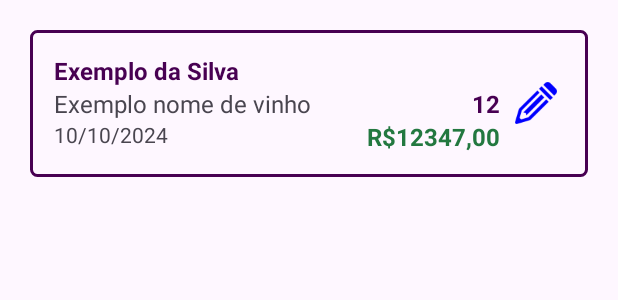
After one commit to JPKyzzor/TrabalhoVinho, an Android app: the layout activity_item_lista_compra.xml on its own in the app's theme, with its tools: preview values and no code run, on a phone screen of 412 x 824 dp. The commit adds this screen. Shown: the top 300 px of the screen. Run offline under Robolectric (Android 15) with nearby library versions, the light colour scheme and no system bars.

Commit message:
Cria adapters e xml para os itens da lista

```diff
--- /dev/null
+++ b/app/src/main/res/layout/activity_item_lista_compra.xml
@@ -0,0 +1,92 @@
+<?xml version="1.0" encoding="utf-8"?>
+<LinearLayout xmlns:android="http://schemas.android.com/apk/res/android"
+    android:layout_width="match_parent"
+    android:layout_height="wrap_content"
+    android:layout_margin="20dp"
+    android:background="@drawable/botoesdomenu_background"
+    android:orientation="vertical"
+    android:padding="16dp"
+    android:weightSum="10">
+
+    <LinearLayout
+        android:layout_width="match_parent"
+        android:layout_height="wrap_content"
+        android:orientation="horizontal"
+        android:weightSum="10">
+        <LinearLayout
+            android:layout_width="match_parent"
+            android:layout_height="wrap_content"
+            android:layout_weight="9"
+            android:orientation="vertical">
+            <TextView
+                android:id="@+id/nomeCliente"
+                android:layout_width="match_parent"
+                android:layout_height="0dp"
+                android:layout_weight="1"
+                android:text="@string/placeholderNomeCliente"
+                android:textColor="@color/novoroxo"
+                android:textSize="16sp"
+                android:textStyle="bold" />
+            <LinearLayout
+                android:layout_width="match_parent"
+                android:layout_height="wrap_content"
+                android:orientation="horizontal"
+                android:weightSum="10">
+
+                <TextView
+                    android:id="@+id/nomeVinho"
+                    android:layout_width="match_parent"
+                    android:layout_height="wrap_content"
+                    android:layout_weight="1"
+                    android:text="@string/placeholderNomeVinho"
+                    android:textSize="16sp" />
+
+                <TextView
+                    android:id="@+id/qtdVentidos"
+                    android:layout_width="match_parent"
+                    android:layout_height="wrap_content"
+                    android:layout_weight="9"
+                    android:text="@string/placeholderQtdVendidos"
+                    android:textAlignment="textEnd"
+                    android:textColor="@color/novoroxo"
+                    android:textSize="16sp"
+                    android:textStyle="bold" />
+            </LinearLayout>
+            <LinearLayout
+                android:layout_width="match_parent"
+                android:layout_height="wrap_content"
+                android:orientation="horizontal"
+                android:weightSum="10">
+
+                <TextView
+                    android:id="@+id/dataCompra"
+                    android:layout_width="match_parent"
+                    android:layout_height="match_parent"
+                    android:layout_weight="5"
+                    android:text="@string/placeholderData"
+                    android:textSize="14sp" />
+
+                <TextView
+                    android:id="@+id/precoTotal"
+                    android:layout_width="match_parent"
+                    android:layout_height="wrap_content"
+                    android:layout_weight="5"
+                    android:text="@string/placeholderPrecoTotal"
+                    android:textAlignment="textEnd"
+                    android:textColor="@color/saldoPositivo"
+                    android:textSize="16sp"
+                    android:textStyle="bold" />
+            </LinearLayout>
+        </LinearLayout>
+        <ImageButton
+            android:id="@+id/botaoEditar"
+            android:layout_width="48dp"
+            android:layout_height="48dp"
+            android:layout_gravity="center"
+            android:background="@color/transparente"
+            android:padding="10dp"
+            android:scaleType="fitCenter"
+            android:src="@drawable/iconeeditar"/>
+
+    </LinearLayout>
+</LinearLayout>
--- a/app/src/main/res/layout/activity_pagina_esqueceu_a_senha.xml
+++ b/app/src/main/res/layout/activity_pagina_esqueceu_a_senha.xml
@@ -42,7 +42,6 @@
         android:layout_width="match_parent"
         android:layout_height="wrap_content"
         android:orientation="horizontal"
-        android:background="@drawable/card_background"
         android:layout_marginTop="16dp"
         android:padding="16dp"
         android:gravity="center">
@@ -85,7 +84,7 @@
         android:layout_height="wrap_content"
         android:text="Voltar"
         android:backgroundTint="@color/novoroxo"
-        android:textColor="@color/white"
+        android:textColor="@color/branco"
         android:layout_marginTop="24dp" />
 
 </LinearLayout>
--- a/app/src/main/res/values/strings.xml
+++ b/app/src/main/res/values/strings.xml
@@ -34,4 +34,22 @@
     <string name="logo_do_aplicativo">Logo do aplicativo</string>
     <string name="cadastrar_novo_cliente1">Cadastrar Novo Cliente</string>
     <string name="lista_de_clientes1">Lista de Clientes</string>
+
+    //Itens clientes
+    <string name="placeholderNomeCliente">Exemplo da Silva</string>
+    <string name="placeholderEnderecoCliente">Criciúma/SC</string>
+    <string name="placeholderCpfCnpjCliente">123.456.789-00</string>
+    <string name="placeholderTelefoneCliente">(51)995459125</string>
+
+    //Itens vinhos
+    <string name="placeholderNomeVinho">Exemplo nome de vinho</string>
+    <string name="placeholderTipoVinho">Rose</string>
+    <string name="placeholderSafraVinho">10/2024</string>
+    <string name="placeholderPrecoVinho">R$1234,00</string>
+    <string name="placeholderEstoqueVinho">110</string>
+
+    //Itens vendas
+    <string name="placeholderQtdVendidos">12</string>
+    <string name="placeholderPrecoTotal">R$12347,00</string>
+    <string name="placeholderData">10/10/2024</string>
 </resources>
```
Also changed, not shown: app/src/main/java/com/example/trabalhovinho/adapter/ClienteAdapter.java (added, +60 -0 lines), app/src/main/java/com/example/trabalhovinho/adapter/VinhoAdapter.java (added, +65 -0 lines), app/src/main/res/layout/activity_item_lista_cliente.xml (added, +74 -0 lines), app/src/main/res/layout/activity_item_lista_vinho.xml (added, +79 -0 lines), app/src/main/res/layout/activity_pagina_lista_clientes.xml (+10 -13 lines), app/src/main/res/layout/activity_pagina_lista_vinhos.xml (renamed from app/src/main/res/layout/activity_lista_de_vinhos.xml, +10 -10 lines), app/src/main/res/values/colors.xml (+4 -20 lines), app/src/main/res/drawable/iconeeditar.png (added).
